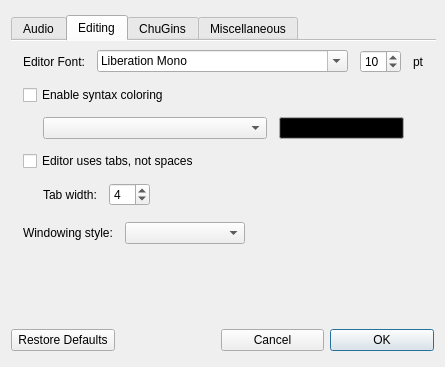
ccrma/miniAudicle, file src/qt/mAPreferencesWindow.ui: the form before one commit.
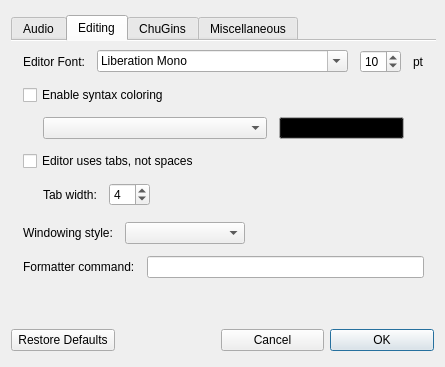
The form after the commit. The open tabs and pages were chosen to show the change. Icons and pictures are not drawn.

Diff of the .ui file:
```diff
--- a/src/qt/mAPreferencesWindow.ui
+++ b/src/qt/mAPreferencesWindow.ui
@@ -613,6 +613,20 @@
          </item>
         </layout>
        </item>
+       <item>
+        <layout class="QHBoxLayout" name="horizontalLayout_formatter">
+         <item>
+          <widget class="QLabel" name="label_formatter">
+           <property name="text">
+            <string>Formatter command:</string>
+           </property>
+          </widget>
+         </item>
+         <item>
+          <widget class="QLineEdit" name="formatterCommand"/>
+         </item>
+        </layout>
+       </item>
        <item>
         <spacer name="verticalSpacer_2">
          <property name="orientation">
```
